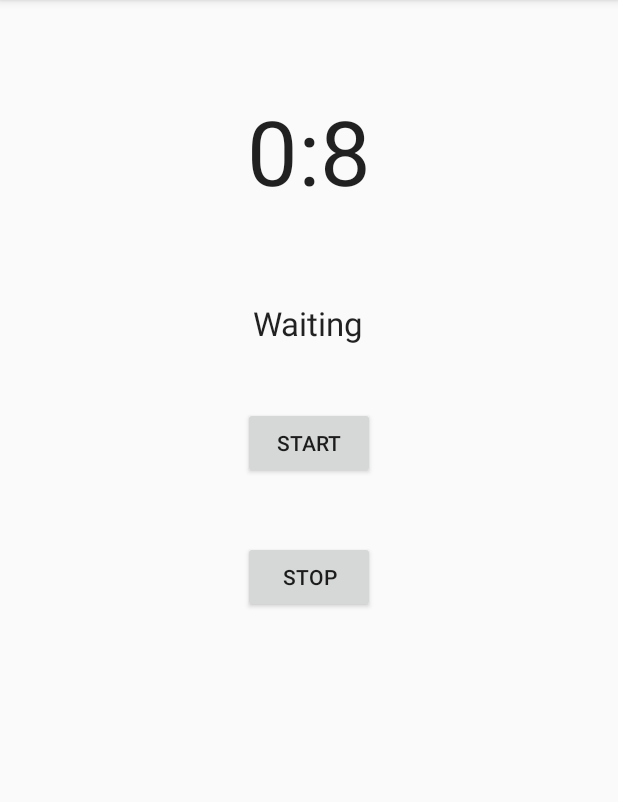
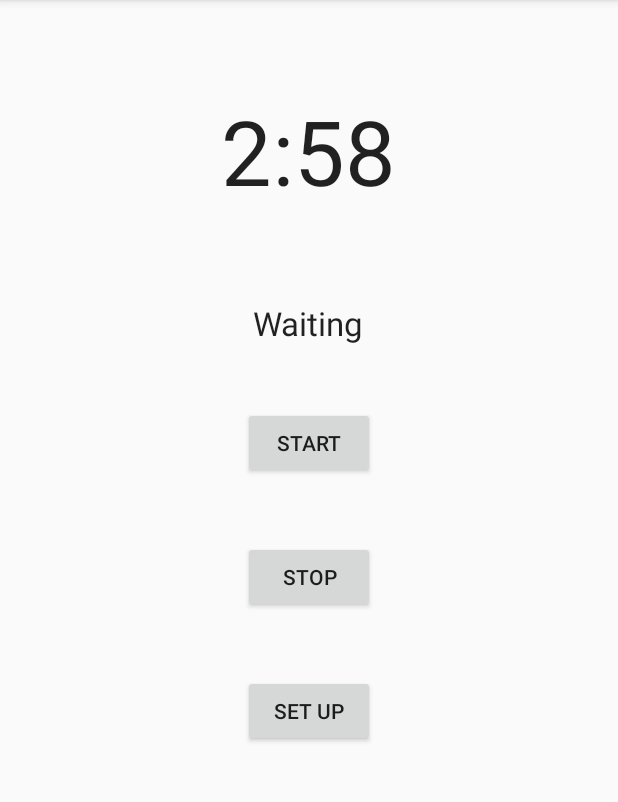
Before and after one commit to tbotalla/Multisports-Timer, an Android app: the screen it shows after launch (MainActivity), in the options menu, after a tap on "Settings", on a phone screen of 412 x 824 dp, the part 84-886 px from its top. Run offline under Robolectric (Android 15) with nearby library versions, the phone set to English and light mode, and no system bars.

Commit message:
agregada la activity setup

```diff
--- a/app/src/main/AndroidManifest.xml
+++ b/app/src/main/AndroidManifest.xml
@@ -16,6 +16,10 @@
                 <category android:name="android.intent.category.LAUNCHER" />
             </intent-filter>
         </activity>
+        <activity
+            android:name=".Ajustes"
+            android:label="@string/config" >
+        </activity>
     </application>
 
 </manifest>
--- /dev/null
+++ b/app/src/main/java/com/example/tbotalla/multisportstimer/Ajustes.java
@@ -0,0 +1,16 @@
+package com.example.tbotalla.multisportstimer;
+
+import android.app.Activity;
+import android.os.Bundle;
+
+/**
+ * Created by tbotalla on 05/01/16.
+ */
+public class Ajustes extends Activity {
+    @Override
+    protected void onCreate(Bundle savedInstanceState) {
+        // TODO Auto-generated method stub
+        super.onCreate(savedInstanceState);
+        setContentView(R.layout.ajustes);
+    }
+}
--- a/app/src/main/java/com/example/tbotalla/multisportstimer/MainActivity.java
+++ b/app/src/main/java/com/example/tbotalla/multisportstimer/MainActivity.java
@@ -1,5 +1,6 @@
 package com.example.tbotalla.multisportstimer;
 
+import android.content.Intent;
 import android.os.CountDownTimer;
 import android.support.v7.app.AppCompatActivity;
 import android.os.Bundle;
@@ -11,7 +12,7 @@ import android.widget.TextView;
 
 public class MainActivity extends AppCompatActivity {
     private static final int MILLIS_PER_SECOND = 1000;
-    private static final int SECONDS_TO_COUNTDOWN = 10;
+    private static final int SECONDS_TO_COUNTDOWN = 180;
     private static final int SECONDS_TO_BREAK = 60;
     private TextView countdownDisplay;
     private TextView infoDisplay;
@@ -27,6 +28,7 @@ public class MainActivity extends AppCompatActivity {
         infoDisplay = (TextView) findViewById(R.id.LblInfoDisplayBox);
         Button startButton = (Button) findViewById(R.id.BtnStart);
         Button stopButton = (Button) findViewById(R.id.BtnStop);
+        Button setUpButton = (Button) findViewById(R.id.BtnSetup);
         startButton.setOnClickListener(new View.OnClickListener() {
             public void onClick(View view) {
                 try {
@@ -51,6 +53,23 @@ public class MainActivity extends AppCompatActivity {
                 }
             }
         });
+
+        setUpButton.setOnClickListener(new View.OnClickListener() {
+            public void onClick(View view) {
+                try {
+                    showSetup(view);
+                } catch (NumberFormatException e) {
+                    // method ignores invalid (non-integer) input and waits
+                    // for something it can use
+                }
+            }
+        });
+
+    }
+
+    public void showSetup(View view) {
+        Intent i = new Intent(this, Ajustes.class );
+        startActivity(i);
     }
 
     @Override
--- a/app/src/main/res/layout/activity_main.xml
+++ b/app/src/main/res/layout/activity_main.xml
@@ -40,6 +40,13 @@
         android:layout_marginTop="41dp"
         android:layout_centerHorizontal="true"
         android:text="@string/stop" />
-
+    <Button
+        android:id="@+id/BtnSetup"
+        android:layout_width="wrap_content"
+        android:layout_height="wrap_content"
+        android:layout_below="@+id/BtnStop"
+        android:layout_marginTop="41dp"
+        android:layout_centerHorizontal="true"
+        android:text="@string/config" />
 
 </RelativeLayout>
--- a/app/src/main/res/values/strings.xml
+++ b/app/src/main/res/values/strings.xml
@@ -9,6 +9,8 @@
     <string name="waiting">Waiting</string>
     <string name="work">WORK!</string>
     <string name="rest">REST!</string>
+    <string name="config">Set Up</string>
+
 
 
 </resources>
```
Also changed, not shown: app/src/main/res/layout/ajustes.xml (added, +16 -0 lines).
